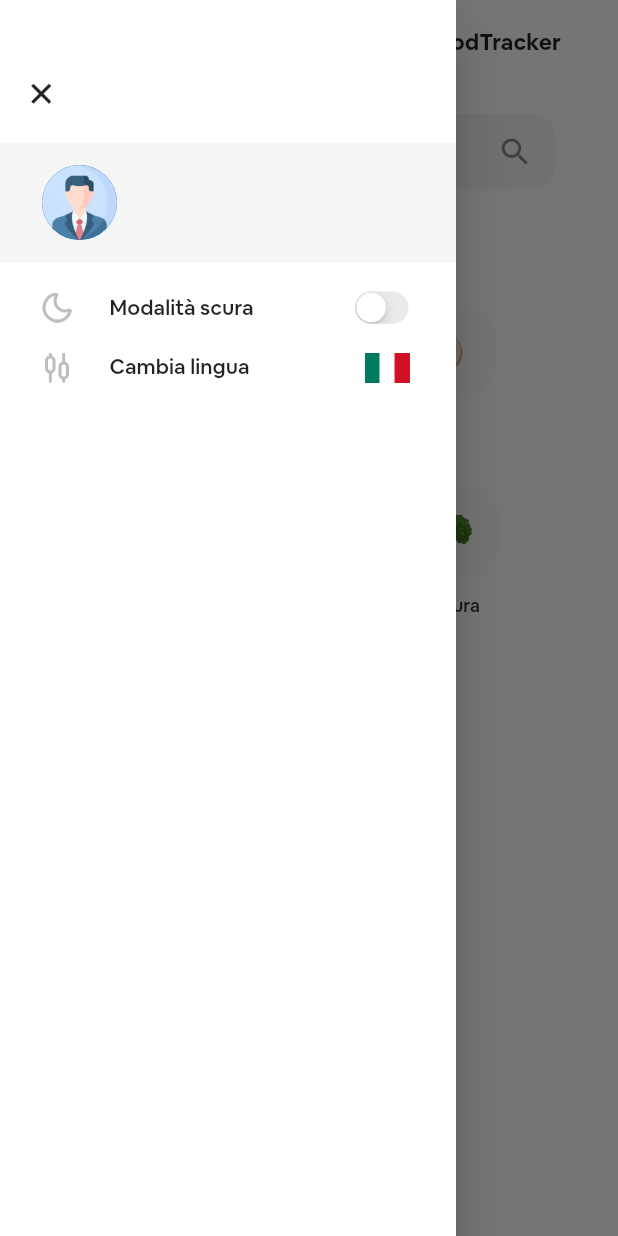
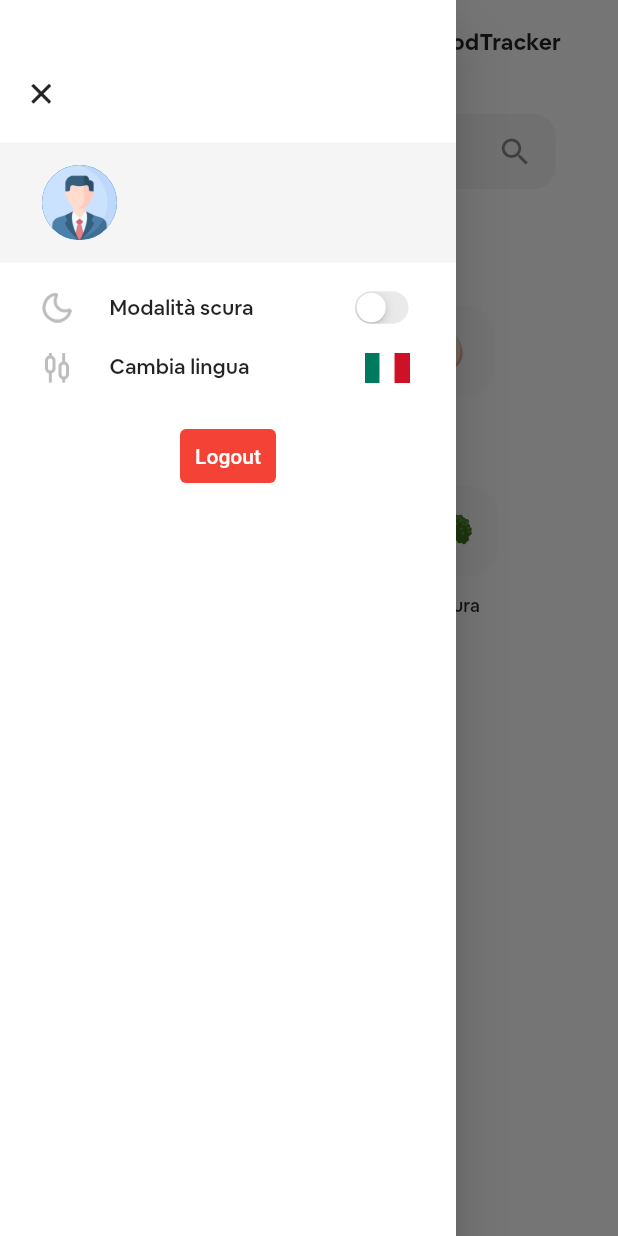
Before and after one commit to UniveLE/ingegneria-del-software, a Flutter app: the Home screen opened directly, with the side drawer open, on a phone screen of 412 x 824 dp. Run offline on Flutter 3.47's test engine with Material 2 defaults, Android fonts, the phone set to English and light mode, and no system bars; our stand-ins replace barcode_widget, cloud_firestore, firebase_analytics, firebase_auth, firebase_core, firebase_crashlytics and 6 more; missing offline and left inert: flutter_barcode_scanner, openfoodfacts; accounts and stored records are empty; network calls fail; statements that could not run were skipped.

Commit message:
Aggiunto logout

```diff
--- a/lib/home_page/home.dart
+++ b/lib/home_page/home.dart
@@ -1,5 +1,6 @@
 // ignore_for_file: file_names
 import 'dart:io';
+import 'package:firebase_auth/firebase_auth.dart' as firebaseAuth;
 import 'package:firebase_auth/firebase_auth.dart';
 import 'package:flutter/cupertino.dart';
 import 'package:flutter/material.dart';
@@ -12,6 +13,8 @@ import 'package:myfoodtracker/home_page/fidelity_card.dart';
 import 'package:openfoodfacts/openfoodfacts.dart' as off;
 import 'package:provider/provider.dart';
 import 'package:shared_preferences/shared_preferences.dart';
+
+import '../login_screen/welcome.dart';
 
 class Home extends StatefulWidget {
   const Home({Key? key}) : super(key: key);
@@ -72,6 +75,7 @@ class _HomeState extends State<Home> with SingleTickerProviderStateMixin {
 
   int _currentPage = 0;
   int currentIndex = 0;
+
 //  late PageController _controller;
 
   @override
@@ -93,7 +97,8 @@ class _HomeState extends State<Home> with SingleTickerProviderStateMixin {
   Future<bool> _onWillPop() async {
     return (await showDialog(
       context: context,
-          builder: (context) => AlertDialog(
+      builder: (context) =>
+          AlertDialog(
             title: const Text('Are you sure?'),
             content: const Text('Do you want to exit an App'),
             actions: <Widget>[
@@ -167,7 +172,10 @@ class _HomeState extends State<Home> with SingleTickerProviderStateMixin {
                   Container(
                     margin: const EdgeInsets.only(top: 25),
                     height: 80,
-                    width: MediaQuery.of(context).size.width,
+                    width: MediaQuery
+                        .of(context)
+                        .size
+                        .width,
                     color: notifire.topscreenprimerycolor,
                     child: Row(
                       children: [
@@ -335,7 +343,19 @@ class _HomeState extends State<Home> with SingleTickerProviderStateMixin {
                   ),
                   const SizedBox(
                     height: 15,
-                  )
+                  ),
+                  TextButton(
+                    style: TextButton.styleFrom(
+                        backgroundColor: Colors.red,
+                        foregroundColor: Colors.white),
+                    onPressed: () async {
+                      await firebaseAuth.FirebaseAuth.instance.signOut();
+                      Navigator.push(context, MaterialPageRoute(
+                        builder: (context) => Onbording(),
+                      ));
+                    },
+                    child: const Text('Logout'),
+                  ),
                 ]))),
         backgroundColor: notifire.blackwhite,
         body: SingleChildScrollView(
@@ -794,7 +814,10 @@ class _HomeState extends State<Home> with SingleTickerProviderStateMixin {
                 Container(
                   // margin: EdgeInsets.only(top: 10),
                   height: _page * 680,
-                  width: MediaQuery.of(context).size.width,
+                  width: MediaQuery
+                      .of(context)
+                      .size
+                      .width,
                   // color: Colors.blue,
                   color: notifire.spleshscreenprimerycolor,
 
@@ -908,7 +931,10 @@ class _HomeState extends State<Home> with SingleTickerProviderStateMixin {
             // ignore: sized_box_for_whitespace
             child: Container(
               // height: Get.height / 2, //imagee size
-              width: MediaQuery.of(context).size.width,
+              width: MediaQuery
+                  .of(context)
+                  .size
+                  .width,
               child: ClipRRect(
                 borderRadius: BorderRadius.circular(20),
                 child: Stack(
```
Lines whose indentation alone changed are shown as unchanged.
